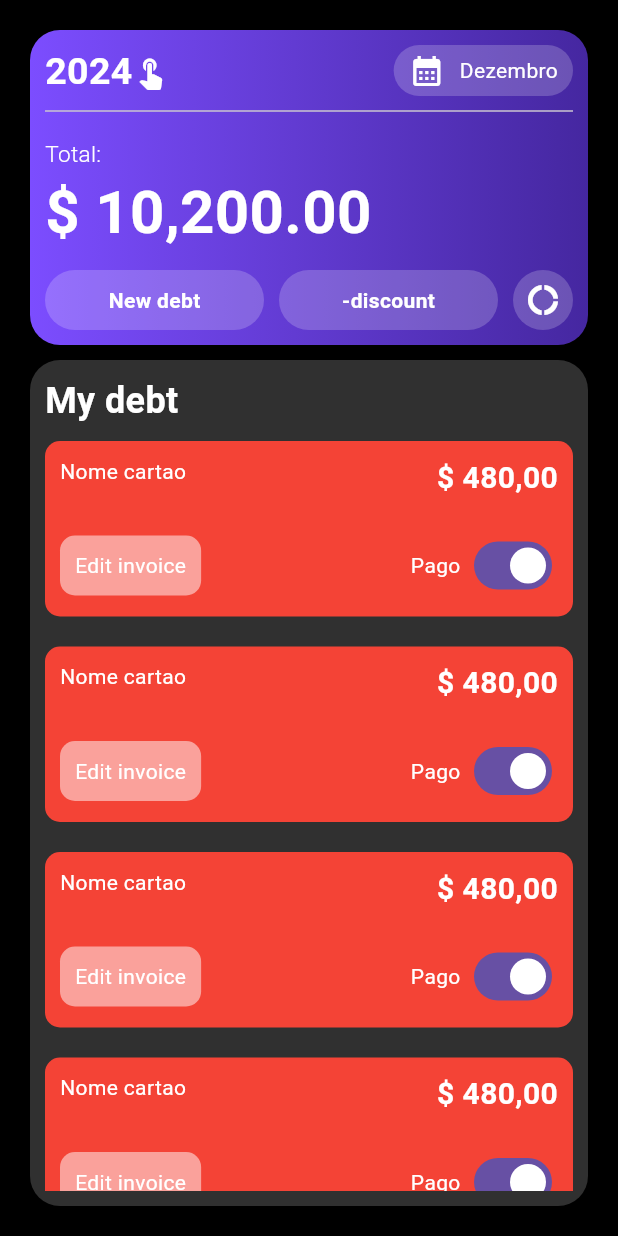
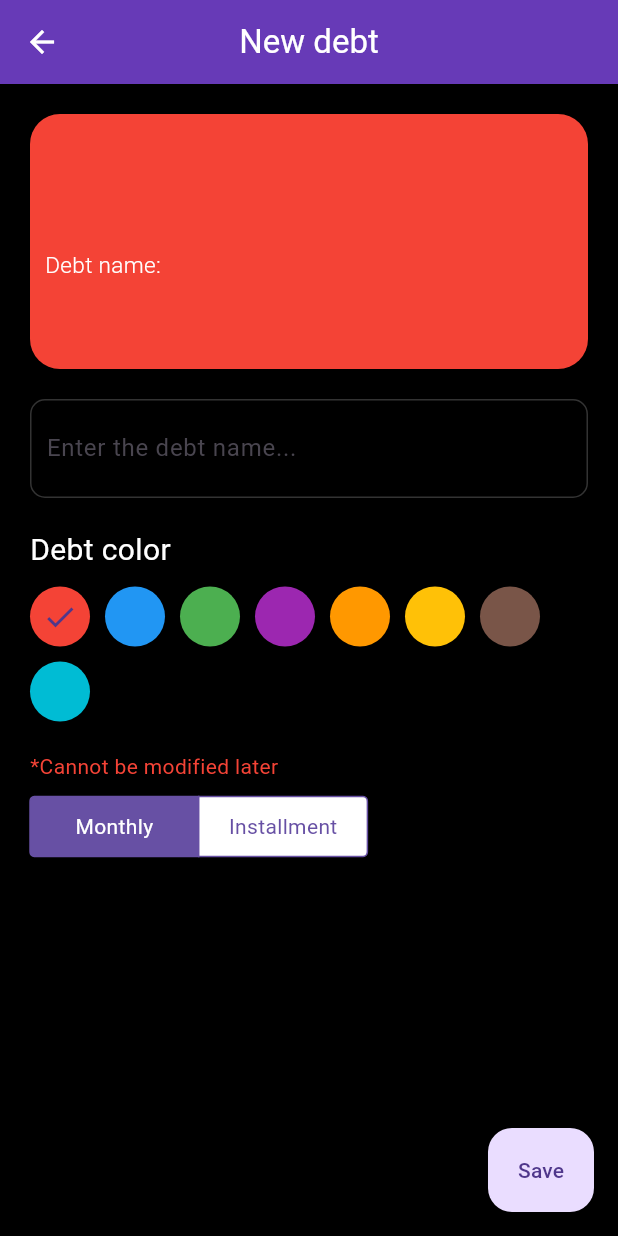
Before and after one commit to andrelucassvt/Payplan, a Flutter app: the screen it shows after launch, after a tap on "New debt", on a phone screen of 412 x 824 dp. Run offline on Flutter 3.47's test engine with Material 3 defaults, Android fonts, the phone set to English and light mode, and no system bars; our stand-ins replace flutter_bloc, flutter_local_notifications, flutter_masked_text2, google_mobile_ads, localization, permission_handler and 1 more; missing offline and left inert: app_tracking_transparency.

Commit message:
nova versao

```diff
--- a/lib/i18n/en_US.json
+++ b/lib/i18n/en_US.json
@@ -8,6 +8,10 @@
     "add-novo-cartao": "You don't have any registered cards",
     "nome-cartao": "Card name:",
     "nome-divida": "Debt name:",
+    "parcelada": "Installment",
+    "quantidade-parcelas": "Number of installments",
+    "valor-parcela": "Installment value",
+    "nao-pode-modificar": "*Cannot be modified later",
     "salvar": "Save",
     "cancelar": "Cancel",
     "digite-o-nome-carto": "Enter the card name...",
--- a/lib/i18n/es_ES.json
+++ b/lib/i18n/es_ES.json
@@ -10,6 +10,10 @@
     "nome-divida": "Nombre de la deuda:",
     "salvar": "Guardar",
     "cancelar": "Cancelar",
+    "parcelada": "Cuota",
+    "valor-parcela": "Valor de la cuota",
+    "nao-pode-modificar": "*No se puede modificar más tarde",
+    "quantidade-parcelas": "Cantidad de cuotas",
     "digite-o-nome-carto": "Ingrese el nombre de la tarjeta...",
     "digite-o-nome-divida": "Ingrese el nombre de la deuda...",
     "digite-o-valor-fatura": "Ingrese el monto de la factura",
--- a/lib/i18n/pt_BR.json
+++ b/lib/i18n/pt_BR.json
@@ -13,6 +13,8 @@
     "digite-o-nome-carto": "Digite o nome do cartão...",
     "digite-o-nome-divida": "Digite o nome da dívida...",
     "digite-o-valor-fatura": "Digite o valor da fatura",
+    "valor-parcela": "Valor da parcela",
+    "nao-pode-modificar": "*Não pode ser modificado depois",
     "digite-o-valor-do-saldo": "Digite o valor do saldo",
     "limpar-tudo": "Limpar tudo",
     "cor-do-cartao": "Cor do cartão",
@@ -29,6 +31,8 @@
     "total": "Total de gastos",
     "mensal": "Mensal",
     "unica": "Única",
+    "parcelada": "Parcelas",
+    "quantidade-parcelas": "Quantidade de parcelas",
     "esse-novo-cartao": "O cartão será salvo para todos os meses subsequentes",
     "essa-nova-divida": "O clique na opção que atenda seu tipo de dívida para salvar",
     "esse-cartao-sera-removido": "O cartão será deletado de todos os meses subsequentes",
--- a/lib/src/app_widget.dart
+++ b/lib/src/app_widget.dart
@@ -9,7 +9,11 @@ class AppWidget extends StatelessWidget {
   @override
   Widget build(BuildContext context) {
     LocalJsonLocalization.delegate.directories = ['lib/i18n'];
-    return MaterialApp(
+    return GestureDetector(
+      onTap: () {
+        FocusScope.of(context).requestFocus(FocusNode());
+      },
+      child: MaterialApp(
         debugShowCheckedModeBanner: false,
         supportedLocales: const [
           Locale('pt', 'BR'),
@@ -27,6 +31,7 @@ class AppWidget extends StatelessWidget {
           useMaterial3: true,
         ),
         home: const HomeView(),
+      ),
     );
   }
 }
--- a/lib/src/features/home/cubit/home_cubit.dart
+++ b/lib/src/features/home/cubit/home_cubit.dart
@@ -5,16 +5,29 @@ part 'home_state.dart';
 
 class HomeCubit extends Cubit<HomeState> {
   HomeCubit()
-      : super(HomeInitial(
-          mesAtual: MesesEnum.values.firstWhere(
-            (element) => element.id == DateTime.now().month,
+      : super(
+          HomeInitial(
+            mesAtual: MesesEnum.values.firstWhere(
+              (element) => element.id == DateTime.now().month,
+            ),
+            anoAtual: DateTime.now().year,
           ),
-        ));
+        );
 
   void mudarMesAtual(MesesEnum mes) {
     emit(
       HomeMudarMesAtual(
         mesAtual: mes,
+        anoAtual: state.anoAtual,
+      ),
+    );
+  }
+
+  void mudarAnoAtual(int ano) {
+    emit(
+      HomeMudarMesAtual(
+        mesAtual: state.mesAtual,
+        anoAtual: ano,
       ),
     );
   }
--- a/lib/src/features/home/cubit/home_state.dart
+++ b/lib/src/features/home/cubit/home_state.dart
@@ -2,14 +2,24 @@ part of 'home_cubit.dart';
 
 sealed class HomeState {
   final MesesEnum mesAtual;
+  final int anoAtual;
 
-  HomeState({required this.mesAtual});
+  HomeState({
+    required this.mesAtual,
+    required this.anoAtual,
+  });
 }
 
 final class HomeInitial extends HomeState {
-  HomeInitial({required super.mesAtual});
+  HomeInitial({
+    required super.mesAtual,
+    required super.anoAtual,
+  });
 }
 
 final class HomeMudarMesAtual extends HomeState {
-  HomeMudarMesAtual({required super.mesAtual});
+  HomeMudarMesAtual({
+    required super.mesAtual,
+    required super.anoAtual,
+  });
 }
--- a/lib/src/features/home/view/home_view.dart
+++ b/lib/src/features/home/view/home_view.dart
@@ -2,6 +2,7 @@ import 'package:flutter/material.dart';
 import 'package:flutter_bloc/flutter_bloc.dart';
 import 'package:notes_app/src/features/home/cubit/home_cubit.dart';
 import 'package:notes_app/src/features/home/widgets/home_card_divida.dart';
+import 'package:notes_app/src/features/nova_divida/view/nova_divida_view.dart';
 import 'package:notes_app/src/util/colors/app_colors.dart';
 import 'package:notes_app/src/util/enum/meses_enum.dart';
 import 'package:notes_app/src/util/service/notification_service.dart';
@@ -85,10 +86,11 @@ class _HomeViewState extends State<HomeView> {
                           crossAxisAlignment: CrossAxisAlignment.start,
                           mainAxisAlignment: MainAxisAlignment.spaceBetween,
                           children: [
-                            Row(
+                            PopupMenuButton<int>(
+                              child: Row(
                                 children: [
                                   Text(
-                                  '2024',
+                                    state.anoAtual.toString(),
                                     style: TextStyle(
                                       fontSize: 25,
                                       color: Colors.white,
@@ -100,6 +102,39 @@ class _HomeViewState extends State<HomeView> {
                                     color: Colors.white,
                                   ),
                                 ],
+                              ),
+                              itemBuilder: (context) {
+                                return List.generate(
+                                  15,
+                                  (index) {
+                                    int anoBase = 2024;
+                                    if (index == 0) {
+                                      return PopupMenuItem<int>(
+                                        value: 2024,
+                                        child: Text(
+                                          2024.toString(),
+                                        ),
+                                        onTap: () {
+                                          _cubit.mudarAnoAtual(
+                                            anoBase,
+                                          );
+                                        },
+                                      );
+                                    }
+                                    return PopupMenuItem<int>(
+                                      value: anoBase + index,
+                                      child: Text(
+                                        (anoBase + index).toString(),
+                                      ),
+                                      onTap: () {
+                                        _cubit.mudarAnoAtual(
+                                          anoBase + index,
+                                        );
+                                      },
+                                    );
+                                  },
+                                );
+                              },
                             ),
                             Row(
                               children: [
@@ -212,7 +247,16 @@ class _HomeViewState extends State<HomeView> {
                           children: [
                             Expanded(
                               child: InkWell(
-                                onTap: () {},
+                                onTap: () {
+                                  Navigator.push(
+                                    context,
+                                    MaterialPageRoute(
+                                      builder: (_) => NovaDividaView(
+                                        homeCubit: _cubit,
+                                      ),
+                                    ),
+                                  );
+                                },
                                 child: Container(
                                   padding: EdgeInsets.symmetric(
                                     horizontal: 10,
--- /dev/null
+++ b/lib/src/features/nova_divida/view/nova_divida_view.dart
@@ -0,0 +1,321 @@
+import 'package:flutter/cupertino.dart';
+import 'package:flutter/material.dart';
+import 'package:flutter_masked_text2/flutter_masked_text2.dart';
+import 'package:notes_app/src/features/home/cubit/home_cubit.dart';
+import 'package:notes_app/src/util/colors/app_colors.dart';
+import 'package:notes_app/src/util/entity/divida_entity.dart';
+import 'package:notes_app/src/util/strings/app_strings.dart';
+
+class NovaDividaView extends StatefulWidget {
+  const NovaDividaView({
+    required this.homeCubit,
+    this.dividaEntity,
+    super.key,
+  });
+  final HomeCubit homeCubit;
+  final DividaEntity? dividaEntity;
+
+  @override
+  State<NovaDividaView> createState() => _NovaDividaViewState();
+}
+
+class _NovaDividaViewState extends State<NovaDividaView> {
+  Color corSelecionada = Colors.red;
+  String nomeDivida = '';
+  bool isMensal = true;
+  int quantidadeParcelas = 1;
+  double valorParcela = 0.0;
+  final _faturaTextController = MoneyMaskedTextController(initialValue: 0.00);
+  //final format = NumberFormat.currency(locale: "pt_BR", symbol: "");
+  final List<Color> _listColors = [
+    Colors.red,
+    Colors.blue,
+    Colors.green,
+    Colors.purple,
+    Colors.orange,
+    Colors.amber,
+    Colors.brown,
+    Colors.cyan,
+  ];
+  @override
+  Widget build(BuildContext context) {
+    return Scaffold(
+      backgroundColor: Colors.black,
+      appBar: AppBar(
+        centerTitle: true,
+        title: Text(
+          AppStrings.novaDivida,
+          style: TextStyle(
+            color: Colors.white,
+          ),
+        ),
+        backgroundColor: Colors.deepPurple,
+        iconTheme: IconThemeData(
+          color: Colors.white,
+        ),
+      ),
+      floatingActionButton: FloatingActionButton.extended(
+        onPressed: () {
+          if (nomeDivida.isEmpty) {
+            ScaffoldMessenger.of(context).showSnackBar(
+              SnackBar(
+                content: Text(
+                  AppStrings.digiteONomeDivida,
+                ),
+              ),
+            );
+          } else if (!isMensal && valorParcela == 0.0) {
+            ScaffoldMessenger.of(context).showSnackBar(
+              SnackBar(
+                content: Text(
+                  AppStrings.valorParcela,
+                ),
+              ),
+            );
+          }
+        },
+        label: Text(
+          AppStrings.salvar,
+        ),
+      ),
+      body: Padding(
+        padding: const EdgeInsets.symmetric(
+          horizontal: 20,
+        ),
+        child: SingleChildScrollView(
+          child: Column(
+            crossAxisAlignment: CrossAxisAlignment.start,
+            children: [
+              const SizedBox(
+                height: 20,
+              ),
+              Container(
+                padding: EdgeInsets.all(10),
+                width: double.infinity,
+                decoration: BoxDecoration(
+                  color: corSelecionada,
+                  borderRadius: BorderRadius.circular(
+                    20,
+                  ),
+                ),
+                child: Column(
+                  crossAxisAlignment: CrossAxisAlignment.start,
+                  children: [
+                    SizedBox(
+                      height: 80,
+                    ),
+                    Text(
+                      AppStrings.nomeDaDivida,
+                      style: TextStyle(
+                        color: Colors.white,
+                        fontSize: 15,
+                        fontWeight: FontWeight.w300,
+                      ),
+                    ),
+                    Text(
+                      nomeDivida,
+                      style: TextStyle(
+                        color: Colors.white,
+                        fontSize: 20,
+                        fontWeight: FontWeight.bold,
+                      ),
+                    ),
+                    SizedBox(
+                      height: 20,
+                    ),
+                  ],
+                ),
+              ),
+              const SizedBox(
+                height: 20,
+              ),
+              Container(
+                padding: EdgeInsets.symmetric(
+                  horizontal: 10,
+                  vertical: 20,
+                ),
+                decoration: BoxDecoration(
+                  border: Border.all(
+                    color: AppColors.whiteOpacity,
+                  ),
+                  borderRadius: BorderRadius.circular(
+                    10,
+                  ),
+                ),
+                child: TextFormField(
+                  style: TextStyle(
+                    color: Colors.white,
+                  ),
+                  decoration: InputDecoration.collapsed(
+                    hintText: AppStrings.digiteONomeDivida,
+                  ),
+                  onChanged: (value) {
+                    setState(() {
+                      nomeDivida = value;
+                    });
+                  },
+                ),
+              ),
+              const SizedBox(
+                height: 20,
+              ),
+              Text(
+                AppStrings.corDaDivida,
+                style: TextStyle(
+                  color: Colors.white,
+                  fontSize: 20,
+                ),
+              ),
+              const SizedBox(
+                height: 10,
+              ),
+              Wrap(
+                runSpacing: 10,
+                spacing: 10,
+                children: _listColors
+                    .map(
+                      (e) => InkWell(
+                        onTap: () {
+                          setState(() {
+                            corSelecionada = e;
+                          });
+                        },
+                        child: CircleAvatar(
+                          backgroundColor: e,
+                          child: corSelecionada == e
+                              ? Center(
+                                  child: Icon(
+                                    Icons.check,
+                                  ),
+                                )
+                              : null,
+                        ),
+                      ),
+                    )
+                    .toList(),
+              ),
+              const SizedBox(
+                height: 20,
+              ),
+              Text(
+                AppStrings.naoPodeModificar,
+                style: TextStyle(
+                  color: Colors.red,
+                ),
+              ),
+              const SizedBox(
+                height: 10,
+              ),
+              Row(
+                crossAxisAlignment: CrossAxisAlignment.start,
+                children: [
+                  CupertinoSegmentedControl<bool>(
+                    groupValue: isMensal,
+                    padding: EdgeInsets.zero,
+                    children: <bool, Widget>{
+                      true: Padding(
+                        padding: EdgeInsets.symmetric(
+                          horizontal: 20,
+                        ),
+                        child: Text(
+                          AppStrings.mensal,
+                        ),
+                      ),
+                      false: Padding(
+                        padding: EdgeInsets.symmetric(
+                          horizontal: 20,
+                          vertical: 10,
+                        ),
+                        child: Text(
+                          AppStrings.parcelada,
+                        ),
+                      ),
+                    },
+                    onValueChanged: (value) {
+                      setState(() {
+                        isMensal = value;
+                      });
+                    },
+                  ),
+                  const SizedBox(
+                    width: 20,
+                  ),
+                  if (!isMensal) ...[
+                    PopupMenuButton<int>(
+                      child: Text(
+                        '${quantidadeParcelas}x',
+                        style: TextStyle(
+                          fontSize: 25,
+                          color: Colors.white,
+                        ),
+                      ),
+                      itemBuilder: (context) {
+                        return List.generate(
+                          48,
+                          (index) {
+                            return PopupMenuItem<int>(
+                              value: index + 1,
+                              child: Text(
+                                (index + 1).toString(),
+                              ),
+                              onTap: () {
+                                setState(() {
+                                  quantidadeParcelas = index + 1;
+                                });
+                              },
+                            );
+                          },
+                        );
+                      },
+                    ),
+                  ],
+                ],
+              ),
+              if (!isMensal) ...[
+                const SizedBox(
+                  height: 20,
+                ),
+                Container(
+                  padding: EdgeInsets.symmetric(
+                    horizontal: 10,
+                    vertical: 20,
+                  ),
+                  decoration: BoxDecoration(
+                    border: Border.all(
+                      color: AppColors.whiteOpacity,
+                    ),
+                    borderRadius: BorderRadius.circular(
+                      10,
+                    ),
+                  ),
+                  child: TextFormField(
+                    controller: _faturaTextController,
+                    keyboardType: TextInputType.number,
+                    style: TextStyle(
+                      color: Colors.white,
+                    ),
+                    decoration: InputDecoration.collapsed(
+                      hintText: AppStrings.valorParcela,
+                    ),
+                    onChanged: (value) {
+                      setState(() {
+                        if (value.isNotEmpty) {
+                          final filtro1 = value.replaceAll('.', '');
+                          valorParcela =
+                              double.parse(filtro1.replaceAll(',', '.'));
+                        }
+                      });
+                    },
+                  ),
+                ),
+              ],
+              const SizedBox(
+                height: 50,
+              ),
+            ],
+          ),
+        ),
+      ),
+    );
+  }
+}
--- /dev/null
+++ b/lib/src/util/entity/divida_entity.dart
@@ -0,0 +1,72 @@
+import 'package:flutter/material.dart';
+
+class DividaEntity {
+  final String id;
+  final String nome;
+  final bool mensal;
+  final Color cor;
+  final List<FaturaMensalEntity> faturas;
+
+  DividaEntity({
+    required this.id,
+    required this.nome,
+    required this.mensal,
+    required this.cor,
+    required this.faturas,
+  });
+
+  Map<String, dynamic> toMap() {
+    return <String, dynamic>{
+      'id': id,
+      'nome': nome,
+      'mensal': mensal,
+      'cor': cor.value,
+      'faturas': faturas.map((x) => x.toMap()).toList(),
+    };
+  }
+
+  factory DividaEntity.fromJson(Map<String, dynamic> map) {
+    return DividaEntity(
+      id: map['id'] as String,
+      nome: map['nome'] as String,
+      mensal: map['mensal'] as bool,
+      cor: Color(map['cor'] as int),
+      faturas: List<FaturaMensalEntity>.from(
+        (map['faturas'] as List<int>).map<FaturaMensalEntity>(
+          (x) => FaturaMensalEntity.fromJson(x as Map<String, dynamic>),
+        ),
+      ),
+    );
+  }
+}
+
+class FaturaMensalEntity {
+  final int ano;
+  final int mes;
+  final bool pago;
+  final double valor;
+  FaturaMensalEntity({
+    required this.ano,
+    required this.mes,
+    required this.valor,
+    this.pago = false,
+  });
+
+  Map<String, dynamic> toMap() {
+    return <String, dynamic>{
+      'ano': ano,
+      'mes': mes,
+      'pago': pago,
+      'valor': valor,
+    };
+  }
+
+  factory FaturaMensalEntity.fromJson(Map<String, dynamic> map) {
+    return FaturaMensalEntity(
+      ano: map['ano'] as int,
+      mes: map['mes'] as int,
+      pago: map['pago'] as bool,
+      valor: map['valor'] as double,
+    );
+  }
+}
--- a/lib/src/util/strings/app_strings.dart
+++ b/lib/src/util/strings/app_strings.dart
@@ -6,6 +6,10 @@ class AppStrings {
   static var adicionarCartao = 'add-cartao'.i18n();
   static var adicionarDivida = 'add-divida'.i18n();
   static var desconto = 'desconto'.i18n();
+  static var parcelada = 'parcelada'.i18n();
+  static var valorParcela = 'valor-parcela'.i18n();
+  static var naoPodeModificar = 'nao-pode-modificar'.i18n();
+  static var quantidadeParcelas = 'quantidade-parcelas'.i18n();
   static var minhasDividas = 'minhas-dividas'.i18n();
   static var novoCartao = 'novo-cartao'.i18n();
   static var novaDivida = 'nova-divida'.i18n();
--- a/pubspec.yaml
+++ b/pubspec.yaml
@@ -43,6 +43,7 @@ dependencies:
   uuid: ^4.1.0
   intl: ^0.19.0
   google_mobile_ads: ^5.2.0
+  flutter_masked_text2: ^0.9.1
   app_tracking_transparency: ^2.0.4
   flutter_local_notifications: ^18.0.1
   permission_handler: ^11.0.1
```
Also changed, not shown: pubspec.lock. Lines whose indentation alone changed are shown as unchanged.
